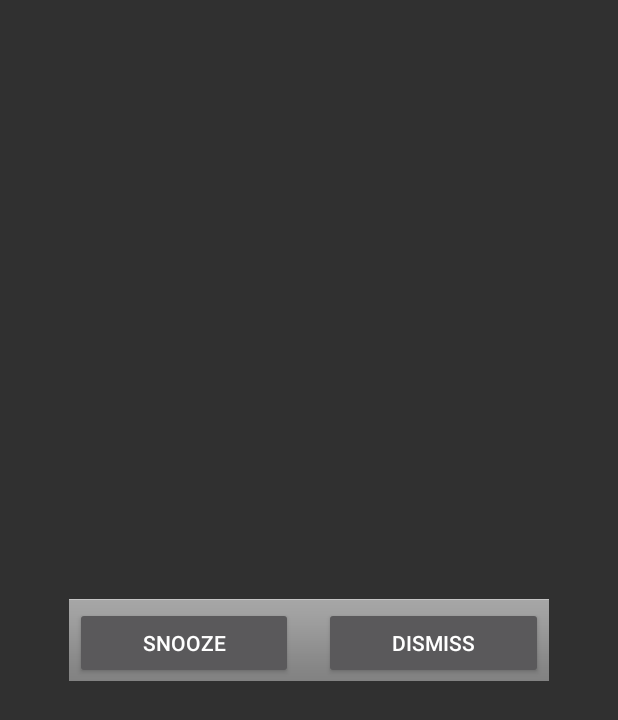
After one commit to harirko/Wayky, an Android app: the layout alarm_alert.xml on its own in the app's theme, with its tools: preview values and no code run, on a phone screen of 412 x 824 dp. The commit adds this screen. Shown: the top 720 px of the screen. Run offline under Robolectric (Android 15) with nearby library versions, the phone set to English and light mode, and no system bars.

```diff
--- /dev/null
+++ b/app/src/main/res/layout/alarm_alert.xml
@@ -0,0 +1,73 @@
+<?xml version="1.0" encoding="utf-8"?>
+<!-- Copyright (C) 2007 The Android Open Source Project
+     Licensed under the Apache License, Version 2.0 (the "License");
+     you may not use this file except in compliance with the License.
+     You may obtain a copy of the License at
+          http://www.apache.org/licenses/LICENSE-2.0
+     Unless required by applicable law or agreed to in writing, software
+     distributed under the License is distributed on an "AS IS" BASIS,
+     WITHOUT WARRANTIES OR CONDITIONS OF ANY KIND, either express or implied.
+     See the License for the specific language governing permissions and
+     limitations under the License.
+-->
+
+<LinearLayout
+    xmlns:android="http://schemas.android.com/apk/res/android"
+    android:layout_width="match_parent"
+    android:layout_height="match_parent"
+    android:gravity="center">
+
+    <LinearLayout
+        android:layout_width="wrap_content"
+        android:layout_height="wrap_content"
+        android:layout_gravity="center"
+        android:gravity="center_horizontal"
+        android:orientation="vertical">
+
+        <TextView android:id="@+id/alertTitle"
+            style="?android:attr/textAppearanceLarge"
+            android:singleLine="true"
+            android:ellipsize="end"
+            android:gravity="center"
+            android:layout_width="match_parent"
+            android:layout_height="wrap_content" />
+
+        <LinearLayout
+            android:orientation="horizontal"
+            android:id="@+id/clockView"
+            android:layout_width="wrap_content"
+            android:layout_height="0dp"
+            android:layout_weight="1"
+            android:layout_gravity="fill_vertical|center"/>
+
+        <LinearLayout
+            android:layout_width="wrap_content"
+            android:layout_height="wrap_content"
+            style="@android:style/ButtonBar">
+
+            <Button
+                android:id="@+id/snooze"
+                android:layout_width="wrap_content"
+                android:layout_height="wrap_content"
+                android:layout_weight="3"
+                android:text="@string/alarm_alert_snooze_text" />
+
+            <!-- blank stretchable view -->
+            <View
+                android:layout_width="2dip"
+                android:layout_height="2dip"
+                android:layout_gravity="fill_horizontal"
+                android:layout_weight="1"/>
+
+            <Button
+                android:id="@+id/dismiss"
+                android:layout_width="wrap_content"
+                android:layout_height="wrap_content"
+                android:layout_weight="3"
+                android:text="@string/alarm_alert_dismiss_text" />
+
+        </LinearLayout>
+
+    </LinearLayout>
+
+</LinearLayout>
--- a/app/src/main/res/layout/alarm_item.xml
+++ b/app/src/main/res/layout/alarm_item.xml
@@ -24,6 +24,7 @@
             android:layout_height="wrap_content" />
 
         <Button
+            android:text="Default Ringtone"
             android:id="@+id/alarmRingtoneButton"
             android:layout_width="wrap_content"
             android:layout_height="wrap_content"
```
Also changed, not shown: app/src/main/java/com/auk/wakey/AlarmActivity.java (+26 -7 lines), app/src/main/java/com/auk/wakey/AlarmHandler.java (added, +162 -0 lines), app/src/main/java/com/auk/wakey/adapter/AlarmViewAdapter.java (+12 -3 lines), app/src/main/res/values/strings.xml (+26 -1 lines).
